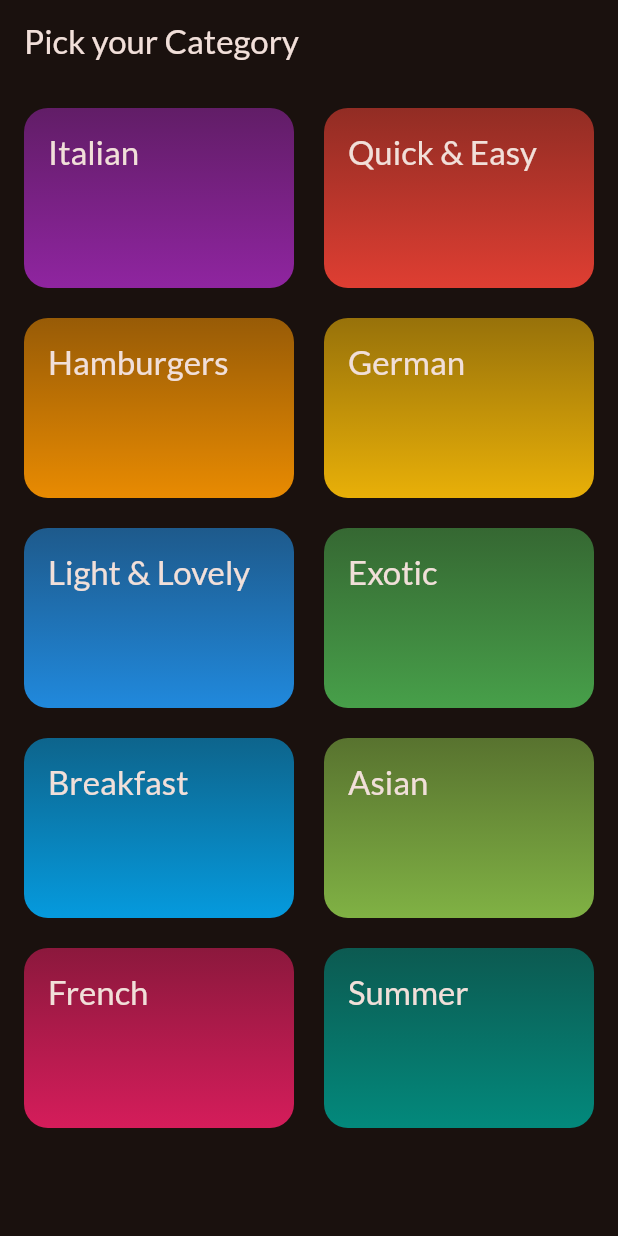
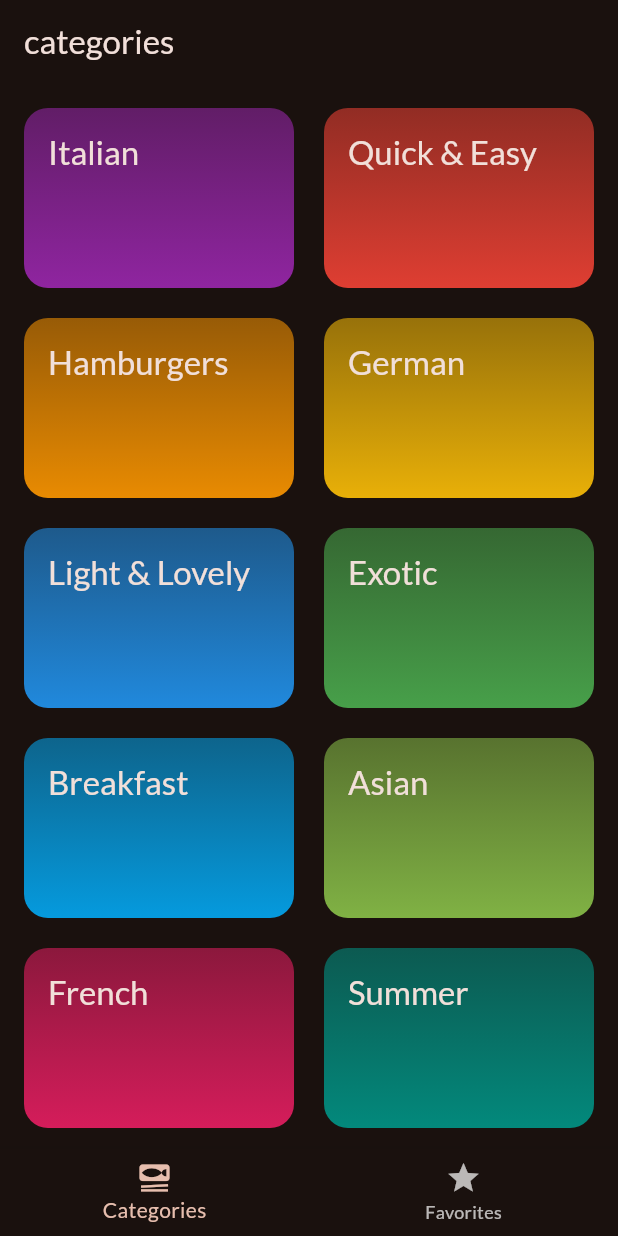
Before and after one commit to Sandipshrestha1/meals_app, a Flutter app: the screen it shows after launch, on a phone screen of 412 x 824 dp. Run offline on Flutter 3.47's test engine with Material 3 defaults, Android fonts, the phone set to English and light mode, and no system bars; our stand-ins replace google_fonts, transparent_image.

Commit message:
Added bottom navigation bar

```diff
--- a/lib/main.dart
+++ b/lib/main.dart
@@ -1,6 +1,7 @@
 import 'package:flutter/material.dart';
 import 'package:google_fonts/google_fonts.dart';
 import 'package:meal_app/data/dummy_data.dart';
+import 'package:meal_app/screens/tabs.dart';
 import 'screens/categories.dart';
 import 'screens/meals.dart';
 
@@ -26,7 +27,8 @@ class App extends StatelessWidget {
 
       debugShowCheckedModeBanner: false,
       theme: theme,
-      home: const Categories(),
+      home: TabsScreen(),
+      //home: const Categories(),
      // home: const MealsScreen(title: "some Categories" , meals: dummyMeals,),
 
     );
--- a/lib/screens/categories.dart
+++ b/lib/screens/categories.dart
@@ -81,11 +81,7 @@ class Categories extends StatelessWidget {
 
   @override
   Widget build(BuildContext context) {
-    return Scaffold(
-      appBar: AppBar(
-        title: const Text("Pick your Category"),
-      ),
-      body: GridView(
+    return       GridView(
         padding: const EdgeInsets.all(16),
         gridDelegate: const SliverGridDelegateWithFixedCrossAxisCount(
           crossAxisCount: 2,
@@ -102,7 +98,7 @@ class Categories extends StatelessWidget {
               },
             ),
         ],
-      ),
+
     );
   }
 }
--- /dev/null
+++ b/lib/screens/tabs.dart
@@ -0,0 +1,48 @@
+import 'package:flutter/material.dart';
+import 'package:meal_app/screens/categories.dart';
+import 'package:meal_app/screens/meals.dart';
+
+class TabsScreen extends StatefulWidget {
+  const TabsScreen({super.key});
+
+  @override
+  State<TabsScreen> createState() => _TabsScreenState();
+}
+
+class _TabsScreenState extends State<TabsScreen> {
+  int _selectedPageIndex = 0;
+
+  void _selectPage(int index) {
+    setState(() {
+      _selectedPageIndex = index;
+    });
+  }
+
+  @override
+  Widget build(BuildContext context) {
+    Widget activePage = const Categories();
+    var activePageTitle = "categories";
+
+    if (_selectedPageIndex == 1) {
+      activePage = const MealsScreen(title: 'Favorites', meals: []);
+      activePageTitle = 'Your Favorites';
+    }
+
+    return Scaffold(
+      appBar: AppBar(
+        title: Text(activePageTitle),
+      ),
+      body: activePage,
+      bottomNavigationBar: BottomNavigationBar(
+        onTap: _selectPage,
+currentIndex: _selectedPageIndex,
+
+        items: const [
+          BottomNavigationBarItem(
+              icon: Icon(Icons.set_meal), label: "Categories"),
+          BottomNavigationBarItem(icon: Icon(Icons.star), label: "Favorites"),
+        ],
+      ),
+    );
+  }
+}
--- a/lib/widgets/meal_item.dart
+++ b/lib/widgets/meal_item.dart
@@ -7,7 +7,7 @@ class MealItem extends StatelessWidget {
   const MealItem({super.key, required this.meal, required this.onSelectMeal});
 
   final Meal meal;
-  final void Function(Meal meal) onSelectMeal;
+  final void Function( Meal meal) onSelectMeal;
 
   String get complexityText {
     return meal.complexity.name[0].toUpperCase() +
```
Also changed, not shown: lib/screens/meal_details.dart (+48 -7 lines), lib/screens/meals.dart (+21 -4 lines).
